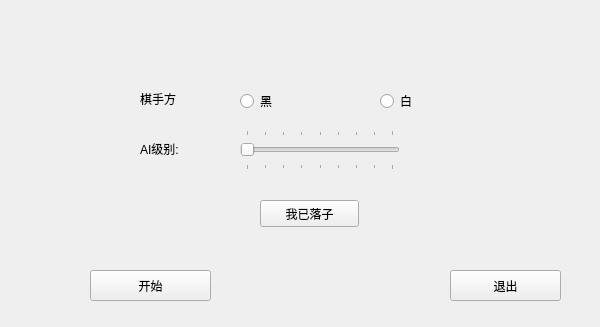
qinxuan2006/ros_chess_svm, file src/go_player/src/pygui.ui: the form before one commit.
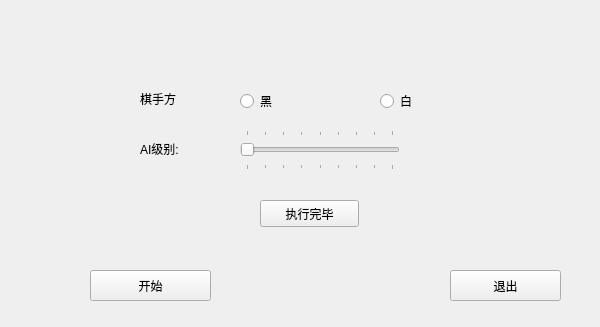
The form after the commit.

Commit message: add pysical button and play on raspberry pi

```diff
--- a/src/go_player/src/pygui.ui
+++ b/src/go_player/src/pygui.ui
@@ -144,7 +144,7 @@
     </rect>
    </property>
    <property name="text">
-    <string>我已落子</string>
+    <string>执行完毕</string>
    </property>
   </widget>
  </widget>
```
The commit also changes 3 other files.
